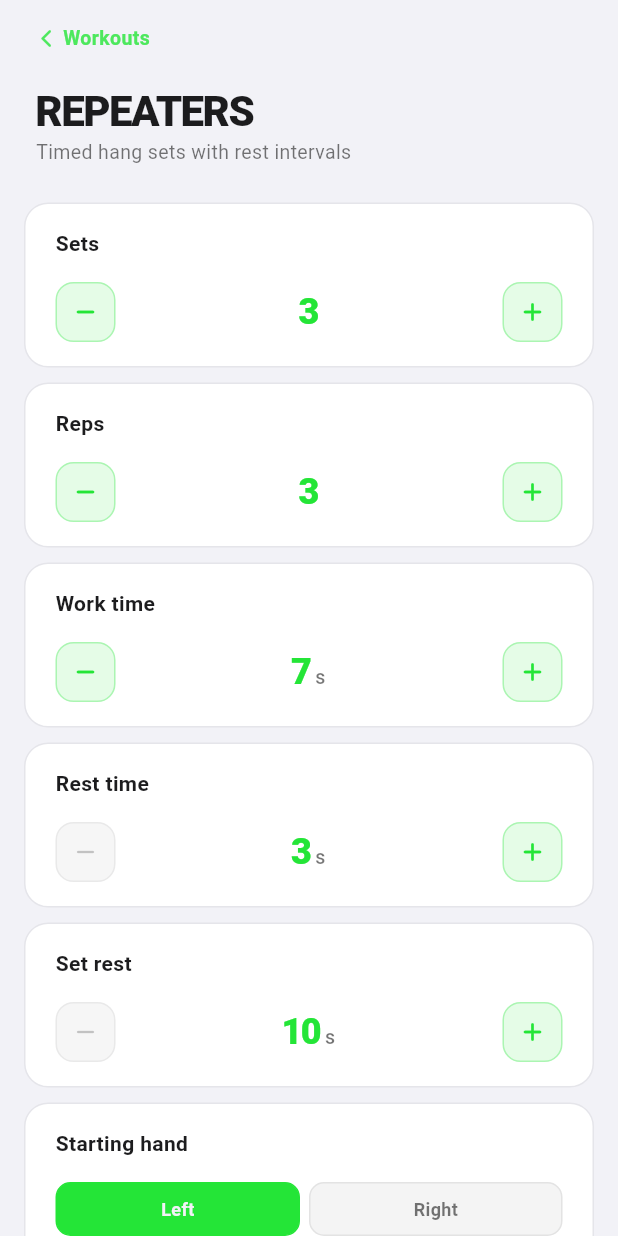
After one commit to cpearce-py/lifter, a Flutter app: the RepeaterSetupPage screen opened directly, on a phone screen of 412 x 824 dp. The commit adds this screen. Run offline on Flutter 3.47's test engine with Material 3 defaults, Android fonts, the phone set to English and light mode, and no system bars; our stand-ins replace fl_chart, flutter_blue_plus, flutter_riverpod, shared_preferences, sqflite, visibility_detector and 1 more; accounts and stored records are empty.

Commit message:
adding animation to config pages

```diff
--- a/lib/features/workouts/ui/config_pages/repeater_config_page.dart
+++ b/lib/features/workouts/ui/config_pages/repeater_config_page.dart
@@ -10,6 +10,7 @@ import 'package:lifter/features/workouts/models/base_models.dart';
 import 'package:lifter/features/workouts/providers/repeater_config_provider.dart';
 import 'package:lifter/core/ui/themes/app_theme.dart';
 import 'package:lifter/features/workouts/sessions/repeater_workout_page.dart';
+import 'package:lifter/features/workouts/ui/wave_animator.dart';
 
 class RepeaterSetupPage extends ConsumerWidget {
   const RepeaterSetupPage({super.key});
@@ -21,15 +22,21 @@ class RepeaterSetupPage extends ConsumerWidget {
 
     final accentColor = context.repeaterAccent;
 
+    return WaveAnimator(
+      builder: (context, waveItem) {
         return Scaffold(
           backgroundColor: context.background,
           body: CustomScrollView(
             physics: const BouncingScrollPhysics(),
             slivers: [
-          // 1. The Header (You can reuse your GenericWorkoutHeader or build a custom one)
               SliverToBoxAdapter(
                 child: Padding(
-              padding: EdgeInsets.fromLTRB(24, MediaQuery.of(context).padding.top + 16, 24, 24),
+                  padding: EdgeInsets.fromLTRB(
+                    24,
+                    MediaQuery.of(context).padding.top + 16,
+                    24,
+                    24,
+                  ),
                   child: Column(
                     crossAxisAlignment: CrossAxisAlignment.start,
                     children: [
@@ -38,94 +45,157 @@ class RepeaterSetupPage extends ConsumerWidget {
                         child: Row(
                           mainAxisSize: MainAxisSize.min,
                           children: [
-                        Icon(Icons.arrow_back_ios_rounded, size: 14, color: accentColor.withOpacity(0.8)),
+                            Icon(
+                              Icons.arrow_back_ios_rounded,
+                              size: 14,
+                              color: accentColor.withOpacity(0.8),
+                            ),
                             const SizedBox(width: 4),
-                        Text('Workouts', style: context.cardTitle.copyWith(fontSize: 13, color: accentColor.withOpacity(0.8))),
+                            Text(
+                              'Workouts',
+                              style: context.cardTitle.copyWith(
+                                fontSize: 13,
+                                color: accentColor.withOpacity(0.8),
+                              ),
+                            ),
                           ],
                         ),
                       ),
                       const SizedBox(height: 24),
-                  Text("REPEATERS", style: context.h1.copyWith(fontSize: 28)),
+                      waveItem(
+                        0,
+                        Column(
+                        crossAxisAlignment: CrossAxisAlignment.start,
+                          children: [
+                            Text(
+                              "REPEATERS",
+                              style: context.h1.copyWith(fontSize: 28),
+                            ),
                             const SizedBox(height: 2),
-                  Text("Timed hang sets with rest intervals", style: TextStyle(fontSize: 13, color: context.textMuted)),
+                            Text(
+                              "Timed hang sets with rest intervals",
+                              style: TextStyle(
+                                fontSize: 13,
+                                color: context.textMuted,
+                              ),
+                            ),
+                          ],
+                        ),
+                      ),
                     ],
                   ),
                 ),
               ),
 
-          // 2. The Form Controls
+              // The Form Controls
               SliverPadding(
                 padding: const EdgeInsets.symmetric(horizontal: 16),
                 sliver: SliverList(
                   delegate: SliverChildListDelegate([
-
+                    waveItem(
+                      1,
                       AppCard(
                         label: "Sets",
                         child: StepperControl(
                           value: config.sets.toDouble(),
-                    min: 1, max: 20, step: 1, unit: "",
+                          min: 1,
+                          max: 20,
+                          step: 1,
+                          unit: "",
                           accentColor: accentColor,
                           onChanged: notifier.updateSets,
                         ),
                       ),
+                    ),
                     const SizedBox(height: 10),
 
+                    waveItem(
+                      2,
                       AppCard(
                         label: "Reps",
                         child: StepperControl(
                           value: config.reps.toDouble(),
-                    min: 1, max: 20, step: 1, unit: "",
+                          min: 1,
+                          max: 20,
+                          step: 1,
+                          unit: "",
                           accentColor: accentColor,
                           onChanged: notifier.updateReps,
                         ),
                       ),
+                    ),
                     const SizedBox(height: 10),
 
+                    waveItem(
+                      3,
                       AppCard(
                         label: "Work time",
                         child: StepperControl(
                           value: config.workSeconds.toDouble(),
-                    min: 3, max: 60, step: 1, unit: "s",
+                          min: 3,
+                          max: 60,
+                          step: 1,
+                          unit: "s",
                           accentColor: accentColor,
                           onChanged: notifier.updateWorkSeconds,
                         ),
                       ),
+                    ),
                     const SizedBox(height: 10),
 
+                    waveItem(
+                      4,
                       AppCard(
                         label: "Rest time",
                         child: StepperControl(
                           value: config.restSeconds.toDouble(),
-                    min: 3, max: 120, step: 1, unit: "s",
+                          min: 3,
+                          max: 120,
+                          step: 1,
+                          unit: "s",
                           accentColor: accentColor,
                           onChanged: notifier.updateRestSeconds,
                         ),
                       ),
+                    ),
                     const SizedBox(height: 10),
 
+                    waveItem(
+                      5,
                       AppCard(
                         label: "Set rest",
                         child: StepperControl(
                           value: config.setRestSeconds.toDouble(),
-                    min: 10, max: 300, step: 10, unit: "s",
+                          min: 10,
+                          max: 300,
+                          step: 10,
+                          unit: "s",
                           accentColor: accentColor,
                           onChanged: notifier.updateSetRestSeconds,
                         ),
                       ),
+                    ),
                     const SizedBox(height: 10),
 
+                    waveItem(
+                      6,
                       AppCard(
                         label: "Starting hand",
                         child: SegmentedControl(
                           choices: Hand.values.map((h) => h.label).toList(),
                           selectedIndex: config.startingHand.index,
                           accentColor: accentColor,
-                    onChanged: (idx) => notifier.updateStartingHand(Hand.values[idx]),
+                          onChanged: (idx) =>
+                              notifier.updateStartingHand(Hand.values[idx]),
                         ),
                       ),
-                const SizedBox(height: 24), // Extra spacing before the intensity group
-
+                    ),
+                    const SizedBox(
+                      height: 24,
+                    ), // Extra spacing before the intensity group
                     // 3. Our Bespoke Intensity Group!
+                    waveItem(
+                      7,
                       Container(
                         padding: const EdgeInsets.all(16),
                         decoration: BoxDecoration(
@@ -144,17 +214,25 @@ class RepeaterSetupPage extends ConsumerWidget {
                               children: [
                                 Text("Relative to", style: context.body),
                                 DropdownControl(
-                            choices: const ['Bodyweight', 'Max Lift', 'Custom'],
+                                  choices: const [
+                                    'Bodyweight',
+                                    'Max Lift',
+                                    'Custom',
+                                  ],
                                   selectedIndex: config.relativeTo,
                                   accentColor: accentColor,
-                            onChanged: (val) => notifier.updateRelativeTo(val),
+                                  onChanged: (val) =>
+                                      notifier.updateRelativeTo(val),
                                 ),
                               ],
                             ),
 
                             Padding(
                               padding: const EdgeInsets.symmetric(vertical: 12),
-                        child: Divider(color: context.cardBorder, height: 1),
+                              child: Divider(
+                                color: context.cardBorder,
+                                height: 1,
+                              ),
                             ),
 
                             Row(
@@ -176,17 +254,27 @@ class RepeaterSetupPage extends ConsumerWidget {
                                   ? Column(
                                       children: [
                                         Padding(
-                                    padding: const EdgeInsets.symmetric(vertical: 12),
-                                    child: Divider(color: context.cardBorder, height: 1),
+                                          padding: const EdgeInsets.symmetric(
+                                            vertical: 12,
+                                          ),
+                                          child: Divider(
+                                            color: context.cardBorder,
+                                            height: 1,
+                                          ),
                                         ),
                                         Row(
-                                    mainAxisAlignment: MainAxisAlignment.spaceBetween,
+                                          mainAxisAlignment:
+                                              MainAxisAlignment.spaceBetween,
                                           children: [
-                                      Text("Custom Weight", style: context.body),
+                                            Text(
+                                              "Custom Weight",
+                                              style: context.body,
+                                            ),
                                             WeightInput(
                                               weightKg: config.customWeight,
                                               accentColor: accentColor,
-                                        onChangedKg: notifier.updateCustomWeight,
+                                              onChangedKg:
+                                                  notifier.updateCustomWeight,
                                             ),
                                           ],
                                         ),
@@ -197,28 +285,33 @@ class RepeaterSetupPage extends ConsumerWidget {
                           ],
                         ),
                       ),
+                    ),
                   ]),
                 ),
               ),
 
-          // 4. Start Button
+              // Start Button
               SliverToBoxAdapter(
                 child: Padding(
-              padding: EdgeInsets.fromLTRB(16, 24, 16, MediaQuery.of(context).padding.bottom + 40),
+                  padding: EdgeInsets.fromLTRB(
+                    16,
+                    24,
+                    16,
+                    MediaQuery.of(context).padding.bottom + 40,
+                  ),
                   child: GestureDetector(
                     onTap: () {
                       HapticFeedback.mediumImpact();
 
-                  // 1. Generate the final state
                       final activeState = notifier.buildActiveState();
 
-                  // 2. Navigate and override the config provider for the engine
                       Navigator.of(context, rootNavigator: true).push(
                         CupertinoPageRoute(
                           builder: (_) => ProviderScope(
                             overrides: [
-                           // Pass the cleanly generated state to the live engine!
-                           repeaterConfigProvider.overrideWithValue(activeState),
+                              repeaterConfigProvider.overrideWithValue(
+                                activeState,
+                              ),
                             ],
                             child: const RepeaterWorkoutPage(),
                           ),
@@ -231,13 +324,21 @@ class RepeaterSetupPage extends ConsumerWidget {
                         color: accentColor,
                         borderRadius: BorderRadius.circular(18),
                         boxShadow: [
-                      BoxShadow(color: accentColor.withOpacity(0.3), blurRadius: 20, offset: const Offset(0, 8)),
+                          BoxShadow(
+                            color: accentColor.withOpacity(0.3),
+                            blurRadius: 20,
+                            offset: const Offset(0, 8),
+                          ),
                         ],
                       ),
                       child: Center(
                         child: Text(
                           'Start Repeaters',
-                      style: context.cardTitle.copyWith(fontSize: 15, fontWeight: FontWeight.w800, color: context.background),
+                          style: context.cardTitle.copyWith(
+                            fontSize: 15,
+                            fontWeight: FontWeight.w800,
+                            color: context.background,
+                          ),
                         ),
                       ),
                     ),
@@ -247,5 +348,7 @@ class RepeaterSetupPage extends ConsumerWidget {
             ],
           ),
         );
+      },
+    );
   }
 }
--- /dev/null
+++ b/lib/features/workouts/ui/wave_animator.dart
@@ -0,0 +1,70 @@
+import 'package:flutter/material.dart';
+
+// Defines the signature for the function we will hand back to your UI
+typedef WaveItemBuilder = Widget Function(int index, Widget child);
+
+class WaveAnimator extends StatefulWidget {
+  final Widget Function(BuildContext context, WaveItemBuilder waveItem) builder;
+  final Duration duration;
+  final Duration delay;
+  final Offset beginOffset;
+
+  const WaveAnimator({
+    super.key,
+    required this.builder,
+    this.duration = const Duration(milliseconds: 800),
+    this.delay = const Duration(milliseconds: 50),
+    this.beginOffset = const Offset(0.2, 0.0), // Defaults to sliding from the right
+  });
+
+  @override
+  State<WaveAnimator> createState() => _WaveAnimatorState();
+}
+
+class _WaveAnimatorState extends State<WaveAnimator> with SingleTickerProviderStateMixin {
+  late final AnimationController _controller;
+
+  @override
+  void initState() {
+    super.initState();
+    _controller = AnimationController(vsync: this, duration: widget.duration);
+
+    // Add a tiny delay so page transitions finish before the wave kicks off
+    Future.delayed(widget.delay, () {
+      if (mounted) _controller.forward();
+    });
+  }
+
+  @override
+  void dispose() {
+    _controller.dispose();
+    super.dispose();
+  }
+
+  Widget _buildWaveItem(int index, Widget child) {
+    final start = (index * 0.08).clamp(0.0, 1.0);
+    final end = (start + 0.4).clamp(0.0, 1.0);
+
+    final curve = CurvedAnimation(
+      parent: _controller,
+      curve: Interval(start, end, curve: Curves.easeOutCubic),
+    );
+
+    return SlideTransition(
+      position: Tween<Offset>(
+        begin: widget.beginOffset,
+        end: Offset.zero,
+      ).animate(curve),
+      child: FadeTransition(
+        opacity: curve,
+        child: child,
+      ),
+    );
+  }
+
+  @override
+  Widget build(BuildContext context) {
+    // Hand the context and the helper function back to whatever UI is using this widget
+    return widget.builder(context, _buildWaveItem);
+  }
+}
```
Also changed, not shown: lib/features/workouts/providers/repeater_config_provider.dart (+8 -1 lines), lib/features/workouts/ui/config_pages/peak_load_config_page.dart (+37 -4 lines). Lines whose indentation alone changed are shown as unchanged.
